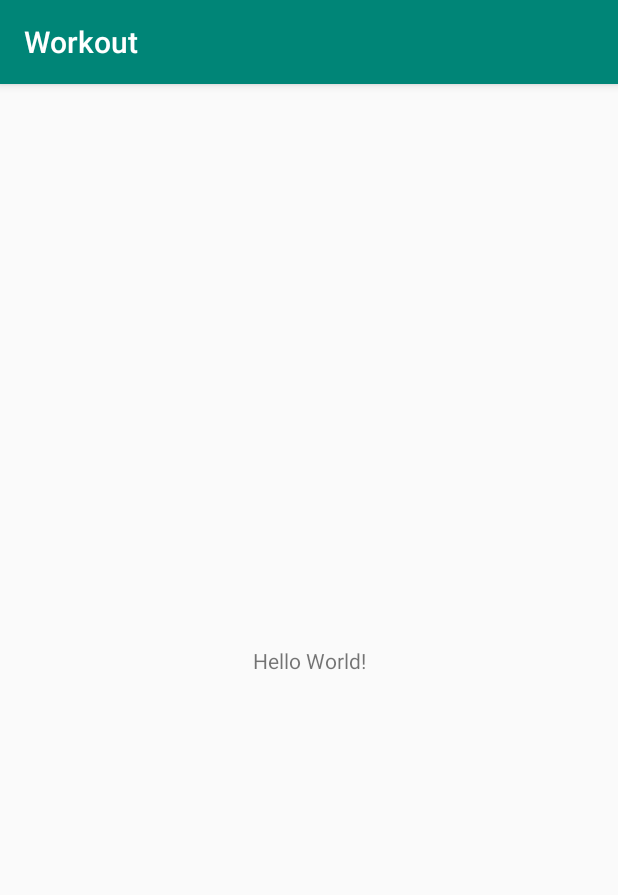
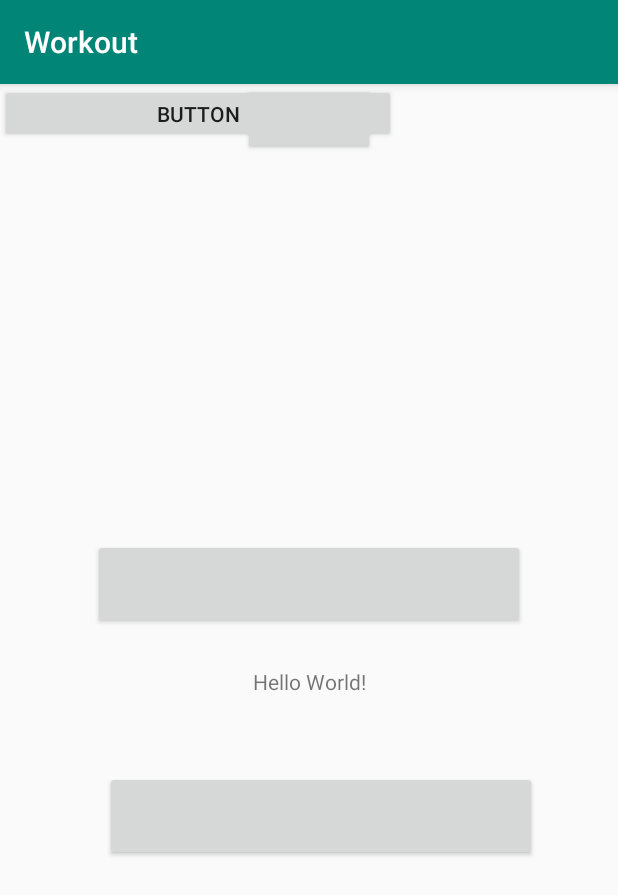
Before and after one commit to GreysonEtheredge/Workout, an Android app: the MainActivity screen opened directly, with no data from a screen before it, on a phone screen of 412 x 824 dp. Shown: the top 895 px of the screen. Run offline under Robolectric (Android 15) with nearby library versions, the phone set to English and light mode, and no system bars.

Commit message:
Minor interface changes

```diff
--- a/app/src/main/res/layout/activity_main.xml
+++ b/app/src/main/res/layout/activity_main.xml
@@ -6,13 +6,84 @@
     android:layout_height="match_parent"
     tools:context=".MainActivity">
 
+    <Button
+        android:id="@+id/button"
+        android:layout_width="288dp"
+        android:layout_height="60dp"
+        android:layout_marginStart="70dp"
+        android:layout_marginLeft="70dp"
+        android:layout_marginEnd="70dp"
+        android:layout_marginRight="70dp"
+        android:layout_marginBottom="25dp"
+        app:layout_constraintBottom_toTopOf="@+id/textView2"
+        app:layout_constraintEnd_toEndOf="parent"
+        app:layout_constraintStart_toStartOf="parent"
+        tools:text="Arms" />
+
+    <Button
+        android:id="@+id/button2"
+        android:layout_width="288dp"
+        android:layout_height="60dp"
+        android:layout_marginStart="70dp"
+        android:layout_marginLeft="70dp"
+        android:layout_marginTop="35dp"
+        android:layout_marginEnd="70dp"
+        android:layout_marginRight="70dp"
+        android:layout_marginBottom="236dp"
+        app:layout_constraintBottom_toBottomOf="parent"
+        app:layout_constraintEnd_toEndOf="parent"
+        app:layout_constraintHorizontal_bias="0.0"
+        app:layout_constraintStart_toStartOf="parent"
+        app:layout_constraintTop_toBottomOf="@+id/textView2"
+        tools:text="Chest" />
+
+    <Button
+        android:id="@+id/button3"
+        android:layout_width="wrap_content"
+        android:layout_height="wrap_content"
+        android:layout_marginStart="70dp"
+        android:layout_marginLeft="70dp"
+        android:layout_marginEnd="70dp"
+        android:layout_marginRight="70dp"
+        app:layout_constraintEnd_toEndOf="parent"
+        app:layout_constraintStart_toStartOf="parent"
+        tools:layout_editor_absoluteY="533dp"
+        tools:text="Legs" />
+
+    <Button
+        android:id="@+id/button4"
+        android:layout_width="264dp"
+        android:layout_height="39dp"
+        android:text="Button"
+        tools:layout_editor_absoluteX="72dp"
+        tools:layout_editor_absoluteY="596dp" />
+
     <TextView
+        android:id="@+id/textView"
+        android:layout_width="299dp"
+        android:layout_height="189dp"
+        android:layout_marginStart="59dp"
+        android:layout_marginLeft="59dp"
+        android:layout_marginTop="33dp"
+        android:layout_marginEnd="59dp"
+        android:layout_marginRight="59dp"
+        android:layout_marginBottom="47dp"
+        android:textSize="36sp"
+        app:layout_constraintBottom_toTopOf="@+id/button"
+        app:layout_constraintEnd_toEndOf="parent"
+        app:layout_constraintStart_toStartOf="parent"
+        app:layout_constraintTop_toTopOf="parent"
+        tools:text="Quarantine Workout !!!" />
+
+    <TextView
+        android:id="@+id/textView2"
         android:layout_width="wrap_content"
         android:layout_height="wrap_content"
         android:text="Hello World!"
         app:layout_constraintBottom_toBottomOf="parent"
         app:layout_constraintLeft_toLeftOf="parent"
         app:layout_constraintRight_toRightOf="parent"
-        app:layout_constraintTop_toTopOf="parent" />
+        app:layout_constraintTop_toTopOf="parent"
+        app:layout_constraintVertical_bias="0.519" />
 
 </androidx.constraintlayout.widget.ConstraintLayout>
```
